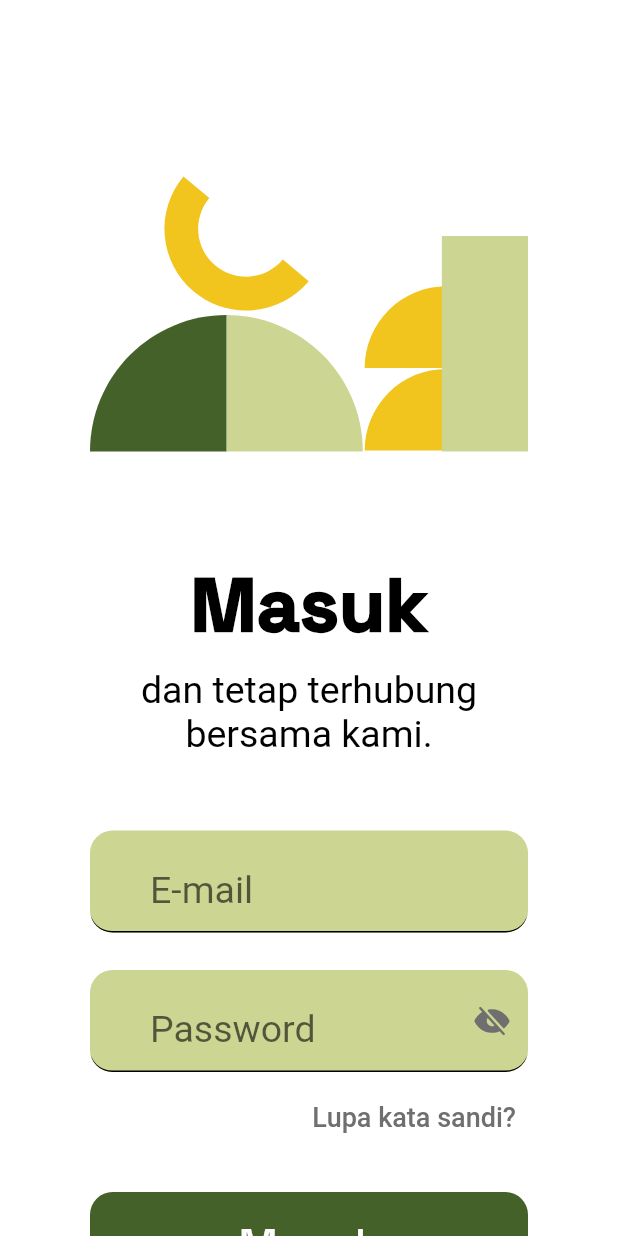
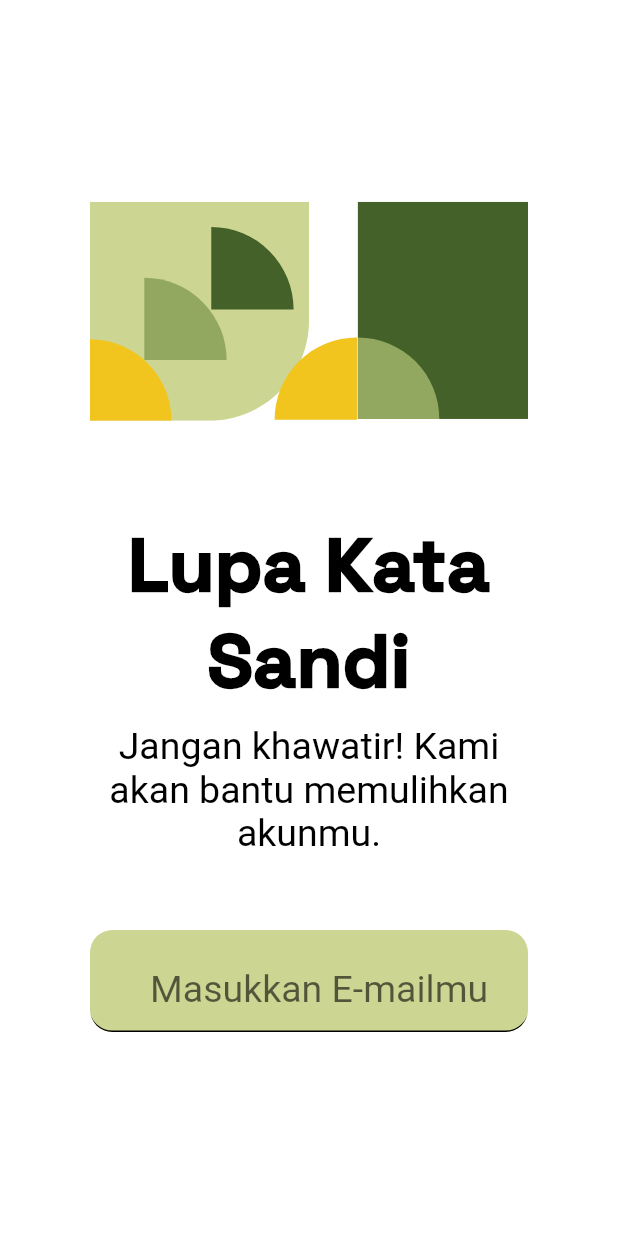
Before and after one commit to Syuhada-Apps/mobile-flutter, a Flutter app: the SignInPage screen opened by its route, after a tap on "Lupa kata sandi?", on a phone screen of 412 x 824 dp. Run offline on Flutter 3.47's test engine with Material 2 defaults, Android fonts, the phone set to English and light mode, and no system bars; our stand-ins replace carousel_slider, flutter_otp_text_field, flutter_svg, google_fonts.

Commit message:
added forgot and reset password, and revise page

```diff
--- a/lib/main.dart
+++ b/lib/main.dart
@@ -1,7 +1,9 @@
 import 'package:flutter/material.dart';
 import 'package:flutter/services.dart';
 import 'package:syuhada_apps/ui/pages/confirm_page.dart';
+import 'package:syuhada_apps/ui/pages/sign_in_forgot.dart';
 import 'package:syuhada_apps/ui/pages/sign_in_page.dart';
+import 'package:syuhada_apps/ui/pages/sign_in_reset.dart';
 import 'package:syuhada_apps/ui/pages/sign_up_pages.dart';
 import 'package:syuhada_apps/ui/pages/sign_up_profile.dart';
 import 'package:syuhada_apps/ui/pages/sign_up_success.dart';
@@ -31,6 +33,8 @@ class MyApp extends StatelessWidget {
         '/confirm': (context) => const ConfirmPage(),
         '/signupprofile': (context) => const SignUpProfilePage(),
         '/signupsuccess': (context) => const SignUpSuccessPage(),
+        '/signinforgot': (context) => const SignInForgotPage(),
+        '/signinreset': (context) => const SignInResetPage(),
       },
     );
   }
--- a/lib/ui/pages/confirm_page.dart
+++ b/lib/ui/pages/confirm_page.dart
@@ -86,7 +86,7 @@ class ConfirmPage extends StatelessWidget {
           CustomFilledButton(
             title: 'Konfirmasi',
             onPressed: () {
-              Navigator.pushNamed(context, '/signupprofile');
+              Navigator.pushNamed(context, '/signupsuccess');
             },
           )
         ],
--- /dev/null
+++ b/lib/ui/pages/sign_in_forgot.dart
@@ -0,0 +1,97 @@
+import 'package:flutter/material.dart';
+import 'package:flutter_svg/svg.dart';
+import 'package:syuhada_apps/shared/theme.dart';
+import 'package:syuhada_apps/ui/widgets/buttons.dart';
+
+// atur page dengan stateless karena sederhana page
+class SignInForgotPage extends StatefulWidget {
+  const SignInForgotPage({super.key});
+
+  @override
+  State<SignInForgotPage> createState() => _SignInForgotPageState();
+}
+
+class _SignInForgotPageState extends State<SignInForgotPage> {
+  @override
+  Widget build(BuildContext context) {
+    return Scaffold(
+      backgroundColor: whiteColor,
+      // buat layout listview agar mudah atur vertikal fitur
+      body: ListView(
+        padding:
+            const EdgeInsets.only(left: 60, right: 60, top: 120, bottom: 48),
+        children: [
+          // header gambar
+          SvgPicture.asset(
+            'assets/img_forgot.svg',
+            width: 350,
+          ),
+          const SizedBox(
+            height: 50,
+          ),
+          Text(
+            // teks header
+            'Lupa Kata Sandi',
+            style: blackHeaderStyle.copyWith(fontSize: 50, fontWeight: bold),
+            textAlign: TextAlign.center,
+          ),
+          const SizedBox(
+            height: 10,
+          ),
+          // teks deskripsi
+          Text(
+            'Jangan khawatir! Kami akan bantu memulihkan akunmu.',
+            style: blackBodyStyle.copyWith(fontSize: 25, fontWeight: regular),
+            textAlign: TextAlign.center,
+          ),
+          const SizedBox(
+            height: 50,
+          ),
+          // buat container untuk menampung textField dan button
+          Container(
+            color: whiteColor,
+            child: Column(
+              children: [
+                //NOTE: email input
+                TextFormField(
+                  keyboardType: TextInputType.emailAddress,
+                  validator: (value) {
+                    if (!value!.contains('@')) {
+                      return 'Invalid email';
+                    }
+                    return null;
+                  },
+                  style: const TextStyle(
+                      fontSize: 25.0, height: 2, color: Colors.black),
+                  decoration: InputDecoration(
+                      enabledBorder: UnderlineInputBorder(
+                          borderRadius: BorderRadius.circular(15)),
+                      focusedBorder: UnderlineInputBorder(
+                          borderRadius: BorderRadius.circular(15)),
+                      contentPadding:
+                          const EdgeInsets.only(left: 40, bottom: 10, top: 8),
+                      filled: true,
+                      fillColor: greenLightColor,
+                      hintText: 'Masukkan E-mailmu'),
+                  // scrollPadding: EdgeInsets.all(8.0),
+                  // cursorRadius: Radius.circular(15),
+                ),
+
+                const SizedBox(
+                  height: 360,
+                ),
+                // buat button dengan CustomFilledButton
+                CustomFilledButton(
+                  title: "Cek E-mail",
+                  onPressed: () {
+                    Navigator.pushNamed(context, '/signinreset');
+                  },
+                ),
+              ],
+            ),
+          )
+        ],
+      ),
+    );
+  }
+}
--- a/lib/ui/pages/sign_in_page.dart
+++ b/lib/ui/pages/sign_in_page.dart
@@ -122,7 +122,9 @@ class _SignInPageState extends State<SignInPage> {
                   // gunakan infinty agar responsive
                   width: double.infinity,
                   child: TextButton(
-                    onPressed: () {},
+                    onPressed: () {
+                      Navigator.pushNamed(context, '/signinforgot');
+                    },
                     child: Align(
                       alignment: Alignment.centerRight,
                       child: Text(
--- a/lib/ui/pages/sign_up_pages.dart
+++ b/lib/ui/pages/sign_up_pages.dart
@@ -289,9 +289,9 @@ class _SignUpPageState extends State<SignUpPage> {
                 ),
                 // buat button dengan sizedbox
                 CustomFilledButton(
-                    title: 'Masuk',
+                    title: 'Daftar',
                     onPressed: () {
-                      Navigator.pushNamed(context, '/confirm');
+                      Navigator.pushNamed(context, '/signupprofile');
                     }),
                 const SizedBox(
                   height: 50,
--- a/lib/ui/pages/sign_up_profile.dart
+++ b/lib/ui/pages/sign_up_profile.dart
@@ -83,7 +83,7 @@ class _SignUpProfilePageState extends State<SignUpProfilePage> {
                 CustomFilledButton(
                   title: 'Pasang Profil',
                   onPressed: () {
-                    Navigator.pushNamed(context, '/signupsuccess');
+                    Navigator.pushNamed(context, '/confirm');
                   },
                 ),
                 const SizedBox(
@@ -91,7 +91,9 @@ class _SignUpProfilePageState extends State<SignUpProfilePage> {
                 ),
                 CustomTextButton(
                   title: 'Lewati Pemasangan Gambar',
-                  onPressed: () {},
+                  onPressed: () {
+                    Navigator.pushNamed(context, '/confirm');
+                  },
                 )
               ],
             ),
--- a/lib/ui/pages/sign_up_success.dart
+++ b/lib/ui/pages/sign_up_success.dart
@@ -12,7 +12,6 @@ class SignUpSuccessPage extends StatefulWidget {
 }
 
 class _SignUpSuccessPageState extends State<SignUpSuccessPage> {
-  bool _obscureText = true;
   @override
   Widget build(BuildContext context) {
     return Scaffold(
@@ -26,7 +25,7 @@ class _SignUpSuccessPageState extends State<SignUpSuccessPage> {
 
           Text(
             // teks header
-            'Pendaftaran Akun\n Sukses!',
+            'Yeay Berhasil!',
             style: blackHeaderStyle.copyWith(fontSize: 50, fontWeight: bold),
             textAlign: TextAlign.center,
           ),
@@ -49,7 +48,7 @@ class _SignUpSuccessPageState extends State<SignUpSuccessPage> {
           ),
 
           const SizedBox(
-            height: 250,
+            height: 290,
           ),
           // buat container untuk menampung button upload
           Container(
--- a/lib/ui/pages/splashscreen_page.dart
+++ b/lib/ui/pages/splashscreen_page.dart
@@ -132,7 +132,8 @@ class _SplashScreenPageState extends State<SplashScreenPage> {
                       onPressed: () {
                         // apabila current index = 2 maka akan masuk ke halaman sign in
                         currentIndex == 2
-                            ? Navigator.pushNamed(context, '/signin')
+                            ? Navigator.pushNamedAndRemoveUntil(
+                                context, '/signin', (route) => false)
                             : carouselController.nextPage();
                       },
                       // atur syle button
--- a/lib/ui/pages/welcome_page.dart
+++ b/lib/ui/pages/welcome_page.dart
@@ -19,8 +19,9 @@ class _WelcomePageState extends State<WelcomePage> {
     // TODO: implement initState
     super.initState();
     //kasih timer untuk membatasi waktu splash
-    Timer(const Duration(seconds: 3), () {
-      Navigator.pushNamed(context, '/splashscreen');
+    Timer(const Duration(seconds: 2), () {
+      Navigator.pushNamedAndRemoveUntil(
+          context, '/splashscreen', (route) => false);
     });
   }
 
```
Also changed, not shown: lib/ui/pages/sign_in_reset.dart (added, +144 -0 lines).
